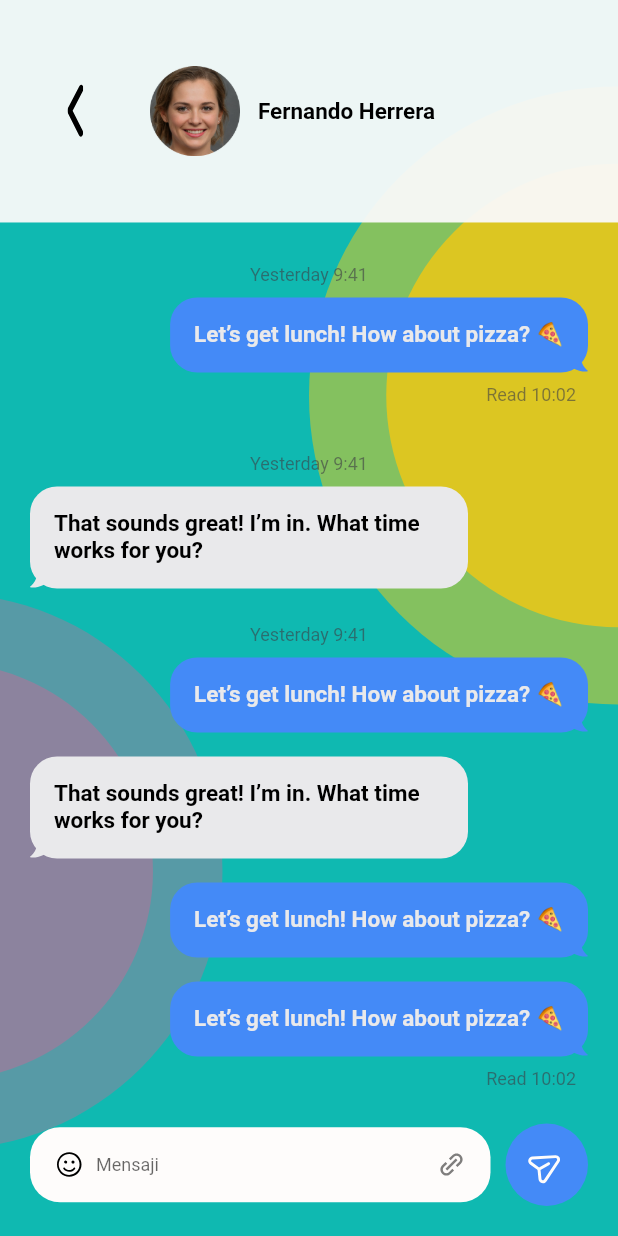
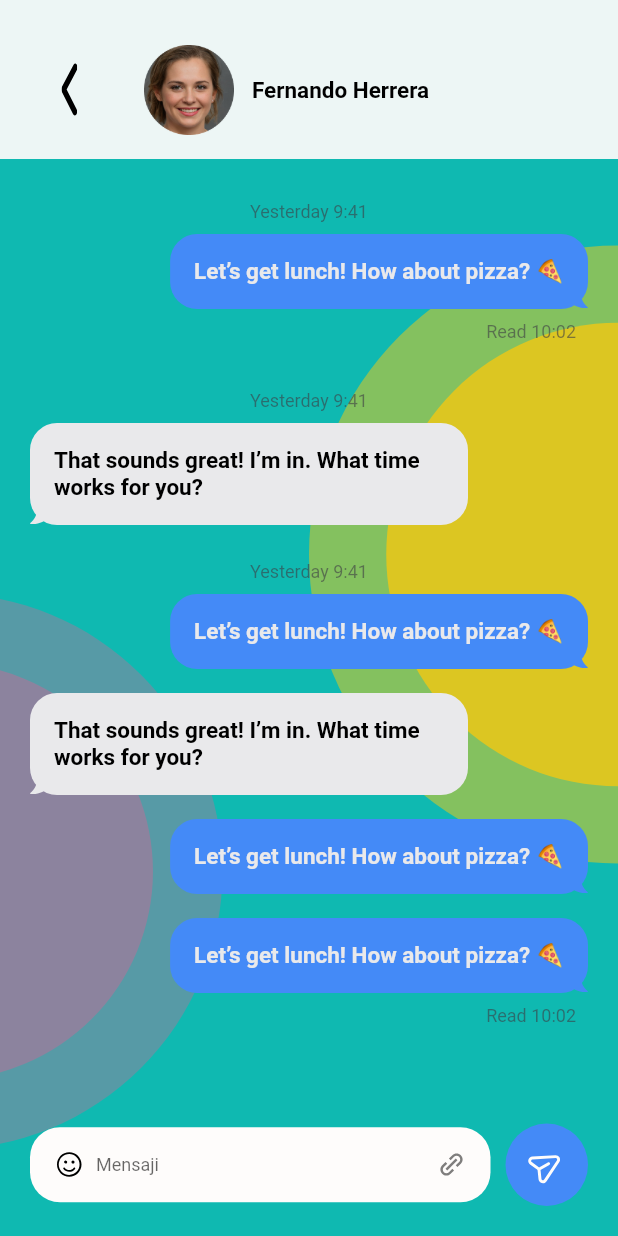
Before and after one commit to taha-elkholy/complex_ui, a Flutter app: the ChatRoomPage screen opened by its route, on a phone screen of 412 x 824 dp. Run offline on Flutter 3.47's test engine with Material 2 defaults, Android fonts, the phone set to English and light mode, and no system bars; our stand-ins replace flutter_svg, persistent_bottom_nav_bar_v2.

Commit message:
finish the ui of all screens

```diff
--- a/lib/pages/filter/filter_page.dart
+++ b/lib/pages/filter/filter_page.dart
@@ -10,8 +10,7 @@ class FilterPage extends StatelessWidget {
 
   @override
   Widget build(BuildContext context) {
-    return SafeArea(
-      child: Scaffold(
+    return Scaffold(
       appBar: AppBar(
         title: SvgPicture.asset(
           'assets/icons/clarity_filter-grid-circle-line.svg',
@@ -62,7 +61,6 @@ class FilterPage extends StatelessWidget {
           ],
         ),
       ),
-      ),
     );
   }
 }
--- a/lib/pages/messages/chat_room_page.dart
+++ b/lib/pages/messages/chat_room_page.dart
@@ -12,32 +12,16 @@ class ChatRoomPage extends StatelessWidget {
   Widget build(BuildContext context) {
     return Scaffold(
       backgroundColor: const Color(0xff0FB9B1),
-        extendBodyBehindAppBar: true,
-
-        body: Stack(
-          children: const [
-            Background(color1: AppColors.yellow, color2: AppColors.pink),
-            _Body()
-          ],
-        ));
-  }
-}
-
-class _Body extends StatelessWidget {
-  const _Body({Key? key}) : super(key: key);
-
-  @override
-  Widget build(BuildContext context) {
-    final size = MediaQuery.of(context).size;
-
-    return Column(
-      children: [
-        SizedBox(
-          height: size.height * 0.18,
-          child: ColoredBox(
-            color: AppColors.chatAppBarColor,
+      appBar: AppBar(
+        backgroundColor: AppColors.chatAppBarColor,
+        systemOverlayStyle: const SystemUiOverlayStyle(
+          statusBarColor: AppColors.chatAppBarColor,
+        ),
+        leading: const SizedBox.shrink(),
+        bottom: PreferredSize(
+          preferredSize: const Size(double.infinity, 50),
           child: Padding(
-              padding: const EdgeInsets.all(20.0),
+            padding: const EdgeInsets.all(16.0),
             child: Row(
               children: [
                 InkWell(
@@ -68,6 +52,23 @@ class _Body extends StatelessWidget {
           ),
         ),
       ),
+      body: Stack(
+        children: const [
+          Background(color1: AppColors.yellow, color2: AppColors.pink),
+          _Body()
+        ],
+      ),
+    );
+  }
+}
+
+class _Body extends StatelessWidget {
+  const _Body({Key? key}) : super(key: key);
+
+  @override
+  Widget build(BuildContext context) {
+    return Column(
+      children: [
         Expanded(
             child: ListView.separated(
                 padding: const EdgeInsets.all(20),
@@ -124,7 +125,7 @@ class _Body extends StatelessWidget {
                   ),
                 ),
               ),
-              SizedBox(
+              const SizedBox(
                 width: 10,
               ),
               CircleAvatar(
```
Lines whose indentation alone changed are shown as unchanged.
